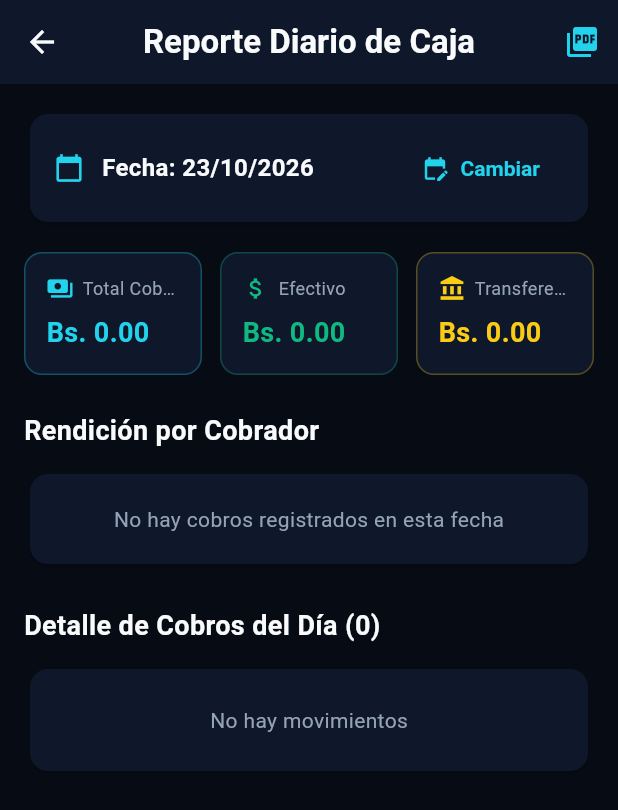
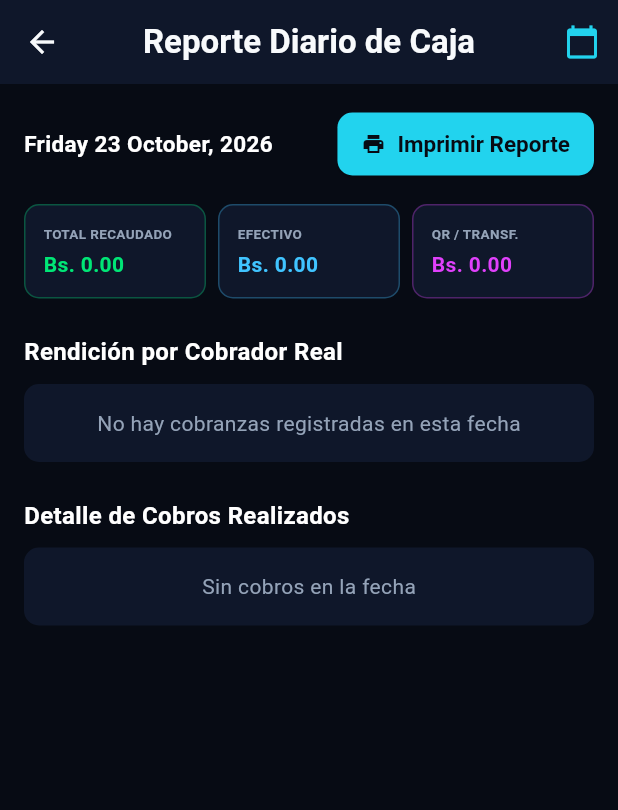
Before and after one commit to Avrorasoft/AScobrar, a Flutter app: the DailyCollectionReportScreen screen opened directly, on a phone screen of 412 x 824 dp. Shown: the top 810 px of the screen. Run offline on Flutter 3.47's test engine with Material 3 defaults, Android fonts, the phone set to English and light mode, and no system bars; our stand-ins replace cloud_firestore, connectivity_plus, firebase_core, flutter_animate, flutter_local_notifications, flutter_riverpod and 6 more; accounts and stored records are empty.

Commit message:
feat: reactividad en tiempo real sin F5, resolucion de nombre real de cobrador y eliminacion de telefonos en reportes/recibos

```diff
--- a/lib/screens/reports/daily_collection_report_screen.dart
+++ b/lib/screens/reports/daily_collection_report_screen.dart
@@ -1,94 +1,88 @@
 import 'package:flutter/material.dart';
 import 'package:flutter_riverpod/flutter_riverpod.dart';
 import 'package:intl/intl.dart';
-import 'package:printing/printing.dart';
 import '../../core/theme/app_colors.dart';
+import '../../models/client_model.dart';
+import '../../models/payment_model.dart';
 import '../../models/user_model.dart';
-import '../../models/payment_model.dart';
+import '../../providers/auth_provider.dart';
 import '../../providers/clients_provider.dart';
 import '../../providers/payments_provider.dart';
-import '../../services/config_service.dart';
-import '../../services/data_service.dart';
-import '../../services/daily_report_pdf_service.dart';
+import '../../services/report_print_service.dart';
 
 class DailyCollectionReportScreen extends ConsumerStatefulWidget {
   const DailyCollectionReportScreen({super.key});
 
   @override
-  ConsumerState<DailyCollectionReportScreen> createState() =>
-      _DailyCollectionReportScreenState();
+  ConsumerState<DailyCollectionReportScreen> createState() => _DailyCollectionReportScreenState();
 }
 
-class _DailyCollectionReportScreenState
-    extends ConsumerState<DailyCollectionReportScreen> {
+class _DailyCollectionReportScreenState extends ConsumerState<DailyCollectionReportScreen> {
   DateTime _selectedDate = DateTime.now();
 
-  Future<void> _pickDate() async {
+  @override
+  Widget build(BuildContext context) {
+    final paymentsAsync = ref.watch(paymentsStreamProvider);
+    final clientsAsync = ref.watch(clientsStreamProvider);
+    final usersAsync = ref.watch(allUsersStreamProvider);
+
+    return Scaffold(
+      backgroundColor: AppColors.bgDark,
+      appBar: AppBar(
+        title: const Text('Reporte Diario de Caja', style: TextStyle(fontWeight: FontWeight.bold)),
+        actions: [
+          IconButton(
+            icon: const Icon(Icons.calendar_today, color: AppColors.neonCyan),
+            onPressed: () async {
               final picked = await showDatePicker(
                 context: context,
                 initialDate: _selectedDate,
                 firstDate: DateTime(2020),
-      lastDate: DateTime(2030),
-      builder: (context, child) {
-        return Theme(
-          data: ThemeData.dark().copyWith(
-            colorScheme: const ColorScheme.dark(
-              primary: AppColors.neonCyan,
-              onPrimary: AppColors.bgDark,
-              surface: AppColors.surfaceDark,
-              onSurface: AppColors.textLight,
-            ),
-          ),
-          child: child!,
+                lastDate: DateTime.now().add(const Duration(days: 365)),
               );
-      },
-    );
-    if (picked != null && picked != _selectedDate) {
+              if (picked != null) {
                 setState(() => _selectedDate = picked);
               }
-  }
+            },
+          ),
+        ],
+      ),
+      body: paymentsAsync.when(
+        data: (allPayments) {
+          final allClients = clientsAsync.value ?? [];
+          final allUsers = usersAsync.value ?? [];
 
-  @override
-  Widget build(BuildContext context) {
-    final clientsList = ref.watch(clientsStreamProvider).value ?? [];
-    final clientsMap = {for (var c in clientsList) c.id: c};
-
-    final collectorsList = DataService.allCollectors();
+          final Map<String, Client> clientsMap = {
+            for (var c in allClients) c.id: c
+          };
           final Map<String, AppUser> collectorsMap = {
-      for (var u in collectorsList) u.id: u
+            for (var u in allUsers) u.id: u
           };
 
-    // Escucha en tiempo real de Firestore
-    final paymentsAsync = ref.watch(paymentsStreamProvider);
-    final allPaymentsList = paymentsAsync.value ?? DataService.allPayments();
-
-    final List<Payment> dayPayments = allPaymentsList.where((p) {
+          final dayPayments = allPayments.where((p) {
             return p.paidAt.year == _selectedDate.year &&
                 p.paidAt.month == _selectedDate.month &&
                 p.paidAt.day == _selectedDate.day;
           }).toList();
 
-    dayPayments.sort((a, b) => b.paidAt.compareTo(a.paidAt));
+          final totalRecaudado = dayPayments.fold<double>(0.0, (sum, p) => sum + p.amount);
+          final totalEfectivo = dayPayments
+              .where((p) => p.method == PaymentMethod.cash)
+              .fold<double>(0.0, (sum, p) => sum + p.amount);
+          final totalTransferencia = dayPayments
+              .where((p) => p.method != PaymentMethod.cash)
+              .fold<double>(0.0, (sum, p) => sum + p.amount);
 
-    double totalRecaudado = 0.0;
-    double totalEfectivo = 0.0;
-    double totalTransferencias = 0.0;
-
+          // Rendición por Cobrador Real
           final Map<String, Map<String, dynamic>> rendicionPorCobrador = {};
 
           for (var p in dayPayments) {
-      totalRecaudado += p.amount;
-      final isCash = p.method == PaymentMethod.cash;
-      if (isCash) {
-        totalEfectivo += p.amount;
-      } else {
-        totalTransferencias += p.amount;
-      }
-
             final cId = p.collectorId.isNotEmpty ? p.collectorId : 'sin_asignar';
             if (!rendicionPorCobrador.containsKey(cId)) {
+              final resolvedName = collectorsMap[cId]?.name ??
+                  (cId == 'sin_asignar' ? 'Administración' : cId);
               rendicionPorCobrador[cId] = {
-          'name': collectorsMap[cId]?.name ?? (cId == 'sin_asignar' ? 'Sin Asignar' : cId),
+                'name': resolvedName,
                 'efectivo': 0.0,
                 'transferencia': 0.0,
                 'total': 0.0,
@@ -99,119 +93,69 @@ class _DailyCollectionReportScreenState
             final stats = rendicionPorCobrador[cId]!;
             stats['total'] = (stats['total'] as double) + p.amount;
             stats['cobrosCount'] = (stats['cobrosCount'] as int) + 1;
-      if (isCash) {
+            if (p.method == PaymentMethod.cash) {
               stats['efectivo'] = (stats['efectivo'] as double) + p.amount;
             } else {
               stats['transferencia'] = (stats['transferencia'] as double) + p.amount;
             }
           }
 
-    final dateStr = DateFormat('dd/MM/yyyy').format(_selectedDate);
-    final currency = ConfigService.currency;
-
-    return Scaffold(
-      backgroundColor: AppColors.bgDark,
-      appBar: AppBar(
-        title: const Text('Reporte Diario de Caja', style: TextStyle(fontWeight: FontWeight.bold)),
-        backgroundColor: AppColors.surfaceDark,
-        actions: [
-          IconButton(
-            icon: const Icon(Icons.picture_as_pdf, color: AppColors.neonCyan),
-            tooltip: 'Imprimir / Descargar PDF',
-            onPressed: () async {
-              final pdfBytes = await DailyReportPdfService.buildDailyReportPdf(
+          return ListView(
+            padding: const EdgeInsets.all(16),
+            children: [
+              // Barra de fecha y botón imprimir
+              Row(
+                mainAxisAlignment: MainAxisAlignment.spaceBetween,
+                children: [
+                  Text(
+                    DateFormat('EEEE dd MMMM, yyyy').format(_selectedDate),
+                    style: const TextStyle(fontSize: 15, fontWeight: FontWeight.bold, color: Colors.white),
+                  ),
+                  ElevatedButton.icon(
+                    style: ElevatedButton.styleFrom(backgroundColor: AppColors.neonCyan),
+                    icon: const Icon(Icons.print, size: 16),
+                    label: const Text('Imprimir Reporte'),
+                    onPressed: () {
+                      ReportPrintService.printDailyCollection(
+                        collectorName: 'Reporte General',
                         date: _selectedDate,
-                collectorName: 'General',
                         payments: dayPayments,
-                clientsMap: clientsMap,
-                totalCash: totalEfectivo,
-                totalDigital: totalTransferencias,
-                totalGeneral: totalRecaudado,
-              );
-              await Printing.layoutPdf(
-                onLayout: (_) => pdfBytes,
-                name: 'Reporte_Diario_$dateStr.pdf',
+                        clients: allClients,
+                        collectorsMap: collectorsMap,
                       );
                     },
                   ),
                 ],
               ),
-      body: SingleChildScrollView(
-        padding: const EdgeInsets.all(16),
-        child: Column(
-          crossAxisAlignment: CrossAxisAlignment.stretch,
-          children: [
-            Card(
-              color: AppColors.surfaceDark,
-              shape: RoundedRectangleBorder(borderRadius: BorderRadius.circular(12)),
-              child: Padding(
-                padding: const EdgeInsets.symmetric(horizontal: 16, vertical: 12),
-                child: Row(
-                  children: [
-                    const Icon(Icons.calendar_today, color: AppColors.neonCyan, size: 20),
-                    const SizedBox(width: 12),
-                    Text(
-                      'Fecha: $dateStr',
-                      style: const TextStyle(color: AppColors.textLight, fontSize: 16, fontWeight: FontWeight.bold),
-                    ),
-                    const Spacer(),
-                    TextButton.icon(
-                      onPressed: _pickDate,
-                      icon: const Icon(Icons.edit_calendar, size: 18),
-                      label: const Text('Cambiar'),
-                    ),
-                  ],
-                ),
-              ),
-            ),
               const SizedBox(height: 16),
+
+              // Resumen financiero
               Row(
                 children: [
-                Expanded(
-                  child: _buildSummaryCard(
-                    title: 'Total Cobrado',
-                    amount: totalRecaudado,
-                    currency: currency,
-                    color: AppColors.neonCyan,
-                    icon: Icons.payments,
-                  ),
-                ),
-                const SizedBox(width: 12),
-                Expanded(
-                  child: _buildSummaryCard(
-                    title: 'Efectivo',
-                    amount: totalEfectivo,
-                    currency: currency,
-                    color: AppColors.success,
-                    icon: Icons.attach_money,
-                  ),
-                ),
-                const SizedBox(width: 12),
-                Expanded(
-                  child: _buildSummaryCard(
-                    title: 'Transferencias',
-                    amount: totalTransferencias,
-                    currency: currency,
-                    color: AppColors.warning,
-                    icon: Icons.account_balance,
-                  ),
-                ),
+                  _statCard('TOTAL RECAUDADO', 'Bs. ${totalRecaudado.toStringAsFixed(2)}', const Color(0xFF00E676)),
+                  const SizedBox(width: 8),
+                  _statCard('EFECTIVO', 'Bs. ${totalEfectivo.toStringAsFixed(2)}', Colors.lightBlueAccent),
+                  const SizedBox(width: 8),
+                  _statCard('QR / TRANSF.', 'Bs. ${totalTransferencia.toStringAsFixed(2)}', Colors.purpleAccent),
                 ],
               ),
               const SizedBox(height: 24),
-            const Text(
-              'Rendición por Cobrador',
-              style: TextStyle(fontSize: 18, fontWeight: FontWeight.bold, color: AppColors.textLight),
+
+              // Rendición por Cobrador Real
+              const Text('Rendición por Cobrador Real',
+                  style: TextStyle(fontSize: 16, fontWeight: FontWeight.bold, color: Colors.white)),
+              const SizedBox(height: 10),
+
+              if (rendicionPorCobrador.isEmpty)
+                Container(
+                  padding: const EdgeInsets.all(16),
+                  decoration: BoxDecoration(
+                    color: AppColors.surfaceDark,
+                    borderRadius: BorderRadius.circular(10),
                   ),
-            const SizedBox(height: 12),
-            if (rendicionPorCobrador.isEmpty)
-              const Card(
-                color: AppColors.surfaceDark,
-                child: Padding(
-                  padding: EdgeInsets.all(20),
-                  child: Center(
-                    child: Text('No hay cobros registrados en esta fecha', style: TextStyle(color: AppColors.textMuted)),
-                  ),
+                  child: const Center(
+                    child: Text('No hay cobranzas registradas en esta fecha',
+                        style: TextStyle(color: AppColors.textMuted)),
                   ),
                 )
               else
@@ -220,119 +164,124 @@ class _DailyCollectionReportScreenState
                   return Card(
                     color: AppColors.surfaceDark,
                     margin: const EdgeInsets.only(bottom: 10),
-                  shape: RoundedRectangleBorder(borderRadius: BorderRadius.circular(12)),
-                  child: ListTile(
-                    leading: const CircleAvatar(
-                      backgroundColor: AppColors.bgDark,
-                      child: Icon(Icons.person, color: AppColors.neonCyan),
+                    shape: RoundedRectangleBorder(borderRadius: BorderRadius.circular(10)),
+                    child: Padding(
+                      padding: const EdgeInsets.all(14),
+                      child: Row(
+                        mainAxisAlignment: MainAxisAlignment.spaceBetween,
+                        children: [
+                          Row(
+                            children: [
+                              CircleAvatar(
+                                backgroundColor: AppColors.neonCyan.withOpacity(0.2),
+                                child: const Icon(Icons.person, color: AppColors.neonCyan, size: 20),
                               ),
-                    title: Text(
+                              const SizedBox(width: 12),
+                              Column(
+                                crossAxisAlignment: CrossAxisAlignment.start,
+                                children: [
+                                  Text(
                                     data['name'] as String,
-                      style: const TextStyle(fontWeight: FontWeight.bold, color: AppColors.textLight),
+                                    style: const TextStyle(fontWeight: FontWeight.bold, fontSize: 14, color: Colors.white),
                                   ),
-                    subtitle: Text(
-                      '${data['cobrosCount']} cobros | Efectivo: $currency ${(data['efectivo'] as double).toStringAsFixed(2)} | Transf: $currency ${(data['transferencia'] as double).toStringAsFixed(2)}',
-                      style: const TextStyle(color: AppColors.textMuted, fontSize: 13),
+                                  Text(
+                                    '${data['cobrosCount']} cobros realizados',
+                                    style: const TextStyle(fontSize: 11, color: AppColors.textMuted),
                                   ),
-                    trailing: Text(
-                      '$currency ${(data['total'] as double).toStringAsFixed(2)}',
-                      style: const TextStyle(fontSize: 16, fontWeight: FontWeight.bold, color: AppColors.neonCyan),
+                                ],
                               ),
+                            ],
                           ),
-                );
-              }),
-            const SizedBox(height: 24),
+                          Column(
+                            crossAxisAlignment: CrossAxisAlignment.end,
+                            children: [
                               Text(
-              'Detalle de Cobros del Día (${dayPayments.length})',
-              style: const TextStyle(fontSize: 18, fontWeight: FontWeight.bold, color: AppColors.textLight),
+                                'Bs. ${(data['total'] as double).toStringAsFixed(2)}',
+                                style: const TextStyle(fontWeight: FontWeight.bold, fontSize: 15, color: Color(0xFF00E676)),
                               ),
-            const SizedBox(height: 12),
-            if (dayPayments.isEmpty)
-              const Card(
-                color: AppColors.surfaceDark,
-                child: Padding(
-                  padding: EdgeInsets.all(24),
-                  child: Center(
-                    child: Text('No hay movimientos', style: TextStyle(color: AppColors.textMuted)),
+                              Text(
+                                'Ef: Bs. ${(data['efectivo'] as double).toStringAsFixed(2)} | QR: Bs. ${(data['transferencia'] as double).toStringAsFixed(2)}',
+                                style: const TextStyle(fontSize: 11, color: AppColors.textMuted),
                               ),
-                ),
-              )
-            else
-              ListView.builder(
-                shrinkWrap: true,
-                physics: const NeverScrollableScrollPhysics(),
-                itemCount: dayPayments.length,
-                itemBuilder: (context, index) {
-                  final p = dayPayments[index];
-                  final clientName = clientsMap[p.clientId]?.name ?? 'Cliente ${p.clientId}';
-                  final collectorName = collectorsMap[p.collectorId]?.name ??
-                      (p.collectorId.isNotEmpty ? p.collectorId : 'Sin asignar');
-                  final hora = DateFormat('HH:mm').format(p.paidAt);
-                  final isCash = p.method == PaymentMethod.cash;
-
-                  return Card(
-                    color: AppColors.surfaceDark,
-                    margin: const EdgeInsets.only(bottom: 8),
-                    child: ListTile(
-                      leading: Icon(
-                        isCash ? Icons.money : Icons.credit_score,
-                        color: isCash ? AppColors.success : AppColors.warning,
-                      ),
-                      title: Text(clientName, style: const TextStyle(color: AppColors.textLight, fontWeight: FontWeight.bold)),
-                      subtitle: Text(
-                        'Cobrador: $collectorName  •  Hora: $hora',
-                        style: const TextStyle(color: AppColors.textMuted, fontSize: 13),
-                      ),
-                      trailing: Text(
-                        '$currency ${p.amount.toStringAsFixed(2)}',
-                        style: const TextStyle(fontSize: 15, fontWeight: FontWeight.bold, color: AppColors.neonCyan),
-                      ),
-                    ),
-                  );
-                },
+                            ],
                           ),
                         ],
                       ),
                     ),
                   );
+                }),
+
+              const SizedBox(height: 24),
+              // Detalle individual de cobros
+              const Text('Detalle de Cobros Realizados',
+                  style: TextStyle(fontSize: 16, fontWeight: FontWeight.bold, color: Colors.white)),
+              const SizedBox(height: 10),
+
+              if (dayPayments.isEmpty)
+                Container(
+                  padding: const EdgeInsets.all(16),
+                  decoration: BoxDecoration(
+                    color: AppColors.surfaceDark,
+                    borderRadius: BorderRadius.circular(10),
+                  ),
+                  child: const Center(
+                    child: Text('Sin cobros en la fecha', style: TextStyle(color: AppColors.textMuted)),
+                  ),
+                )
+              else
+                ...dayPayments.map((p) {
+                  final clientName = clientsMap[p.clientId]?.name ?? 'Cliente Desconocido';
+                  final collectorName = collectorsMap[p.collectorId]?.name ??
+                      (p.collectorId.isNotEmpty ? p.collectorId : 'Administración');
+                  final hora = DateFormat('HH:mm').format(p.paidAt);
+
+                  return Card(
+                    color: AppColors.surfaceDark,
+                    margin: const EdgeInsets.only(bottom: 8),
+                    shape: RoundedRectangleBorder(borderRadius: BorderRadius.circular(10)),
+                    child: ListTile(
+                      leading: CircleAvatar(
+                        backgroundColor: Colors.white.withOpacity(0.08),
+                        child: Text(hora, style: const TextStyle(fontSize: 10, color: AppColors.neonCyan)),
+                      ),
+                      title: Text(clientName, style: const TextStyle(color: Colors.white, fontWeight: FontWeight.bold)),
+                      subtitle: Text(
+                        'Cobrador: $collectorName • ${p.method.name.toUpperCase()}',
+                        style: const TextStyle(color: AppColors.textMuted, fontSize: 12),
+                      ),
+                      trailing: Text(
+                        'Bs. ${p.amount.toStringAsFixed(2)}',
+                        style: const TextStyle(fontWeight: FontWeight.bold, color: Color(0xFF00E676), fontSize: 14),
+                      ),
+                    ),
+                  );
+                }),
+            ],
+          );
+        },
+        loading: () => const Center(child: CircularProgressIndicator(color: AppColors.neonCyan)),
+        error: (e, _) => Center(child: Text('Error: $e', style: const TextStyle(color: Colors.redAccent))),
+      ),
+    );
   }
 
-  Widget _buildSummaryCard({
-    required String title,
-    required double amount,
-    required String currency,
-    required Color color,
-    required IconData icon,
-  }) {
-    return Container(
-      padding: const EdgeInsets.all(14),
+  Widget _statCard(String label, String value, Color color) {
+    return Expanded(
+      child: Container(
+        padding: const EdgeInsets.all(12),
         decoration: BoxDecoration(
           color: AppColors.surfaceDark,
-        borderRadius: BorderRadius.circular(12),
+          borderRadius: BorderRadius.circular(10),
           border: Border.all(color: color.withOpacity(0.3)),
         ),
         child: Column(
           crossAxisAlignment: CrossAxisAlignment.start,
           children: [
-          Row(
-            children: [
-              Icon(icon, color: color, size: 18),
-              const SizedBox(width: 6),
-              Expanded(
-                child: Text(
-                  title,
-                  style: const TextStyle(color: AppColors.textMuted, fontSize: 12),
-                  overflow: TextOverflow.ellipsis,
-                ),
-              ),
+            Text(label, style: const TextStyle(fontSize: 9, color: AppColors.textMuted, fontWeight: FontWeight.bold)),
+            const SizedBox(height: 4),
+            Text(value, style: TextStyle(fontSize: 14, fontWeight: FontWeight.bold, color: color)),
           ],
         ),
-          const SizedBox(height: 8),
-          Text(
-            '$currency ${amount.toStringAsFixed(2)}',
-            style: TextStyle(color: color, fontSize: 18, fontWeight: FontWeight.bold),
-          ),
-        ],
       ),
     );
   }
```
Also changed, not shown: lib/screens/home/collector_dashboard.dart (+12 -46 lines), lib/services/receipt_pdf_service.dart (+73 -66 lines), lib/services/report_print_service.dart (+12 -9 lines). Lines whose indentation alone changed are shown as unchanged.
